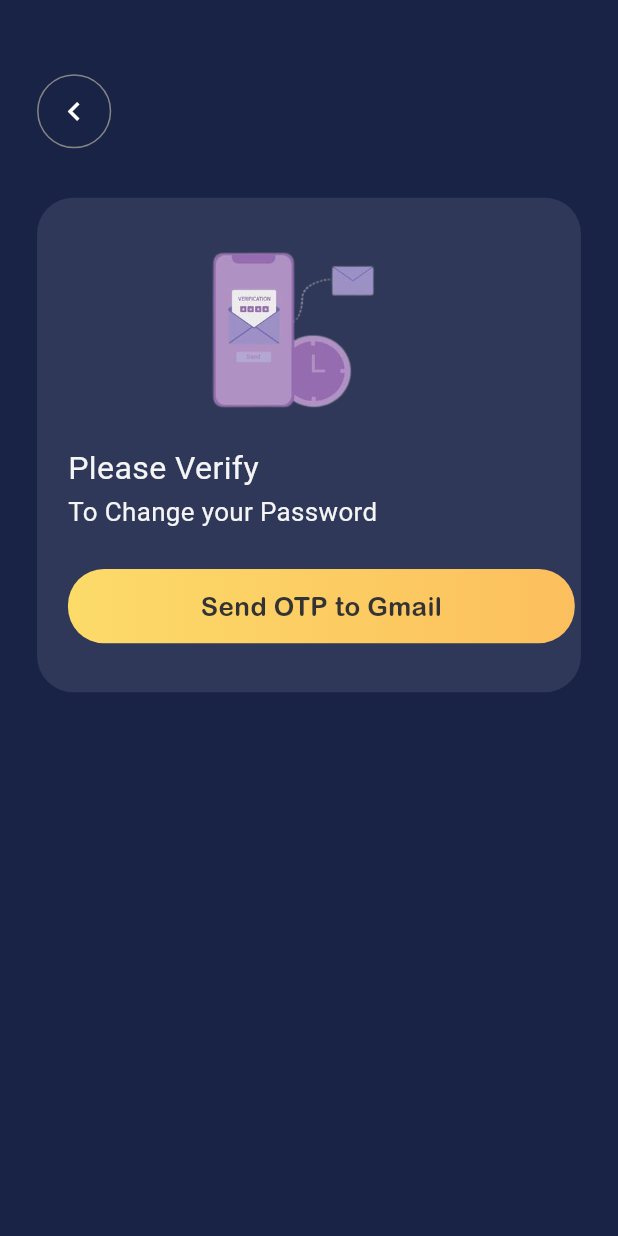
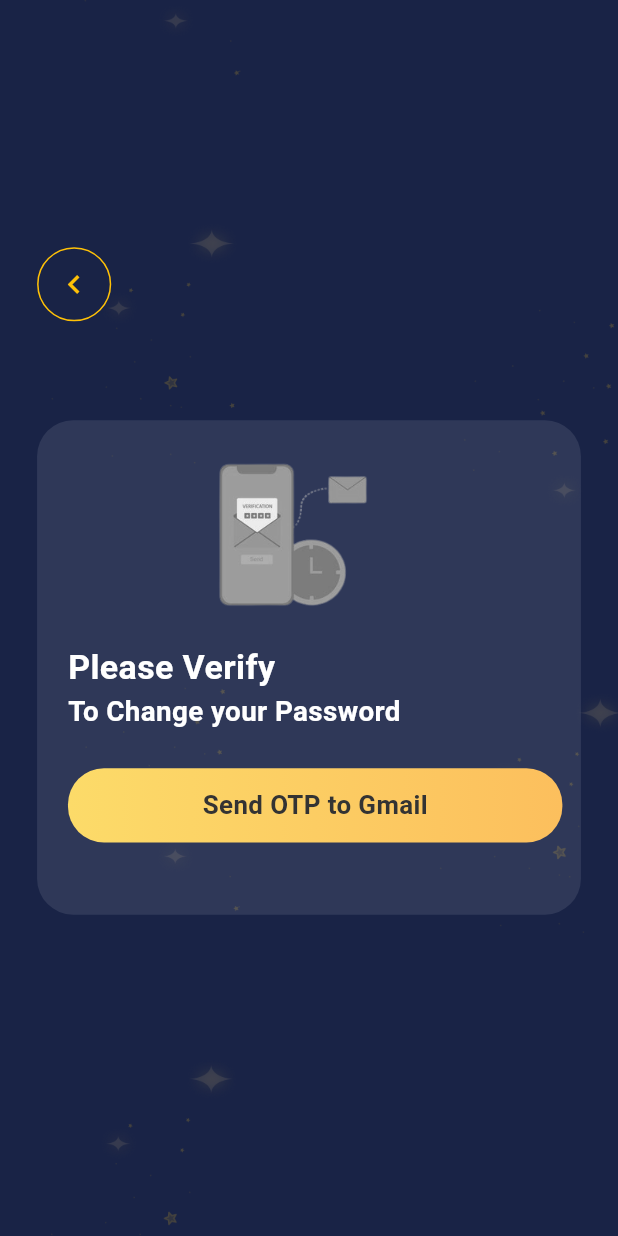
Before and after one commit to Vikranth1831/story_hug, a Flutter app: the VerifyEmail screen opened by its route, on a phone screen of 412 x 824 dp. Run offline on Flutter 3.47's test engine with Material 3 defaults, Android fonts, the phone set to English and light mode, and no system bars; our stand-ins replace connectivity_plus, dio, dotted_border, equatable, firebase_core, firebase_crashlytics and 8 more; accounts and stored records are empty; Roboto replaces fonts that are missing (Arial Rounded MT Bold); project files that could hold a hidden picture were left out.

Commit message:
commit by vikranth 24/11/25 at 11:58 AM

```diff
--- a/lib/app_routes/router.dart
+++ b/lib/app_routes/router.dart
@@ -8,8 +8,10 @@ import 'package:flutter_bloc/flutter_bloc.dart';
 import 'package:go_router/go_router.dart';
 import 'package:story_hug/pages/Passwordchange/passwordchange.dart';
 import 'package:story_hug/pages/Reminder/reminders.dart';
+import 'package:story_hug/pages/SuccesspageClass/successpage.dart';
 import 'package:story_hug/pages/creating_profile_for_kids/entering_fields.dart';
 import 'package:story_hug/pages/creating_profile_for_kids/manage_kids.dart';
+import 'package:story_hug/pages/lets-begin.dart';
 import 'package:story_hug/pages/profile.dart';
 import 'package:story_hug/pages/recording_voice/recording_voice.dart';
 import 'package:story_hug/pages/recording_voice/save_voice.dart';
@@ -64,7 +66,7 @@ final GoRouter appRouter = GoRouter(
       },
     ),
     GoRoute(
-      path: '/verify_email',
+      path: '/verify-email',
       pageBuilder: (context, state) {
         return buildSlideTransitionPage(VerifyEmail(), state);
       },
@@ -160,6 +162,31 @@ final GoRouter appRouter = GoRouter(
         return buildSlideTransitionPage(Passwordchange(), state);
       },
     ),
+    GoRoute(
+      path: '/password-change',
+      pageBuilder: (context, state) {
+        return buildSlideTransitionPage(Passwordchange(), state);
+      },
+    ),
+
+    GoRoute(
+      path: '/lets-begin',
+      pageBuilder: (context, state) {
+        return buildSlideTransitionPage(LetsBegin(), state);
+      },
+    ),
+    GoRoute(
+      path: '/success',
+      pageBuilder: (context, state) {
+        return buildSlideTransitionPage(
+          SuccessPage(
+            titleText: state.extra != null ? (state.extra as Map)['title'] : '',
+            buttonText: state.extra != null ? (state.extra as Map)['button'] : '',
+          ),
+          state,
+        );
+      },
+    ),
 ],
   // errorBuilder: (context, state) {
   //   final err = state.error ?? 'Unknown router error';
--- a/lib/pages/verify_email.dart
+++ b/lib/pages/verify_email.dart
@@ -1,62 +1,83 @@
 import 'package:flutter/material.dart';
+import 'package:story_hug/utils/media_query_helper.dart';
 import 'package:go_router/go_router.dart';
-import 'package:story_hug/utils/media_query_helper.dart';
+
 class VerifyEmail extends StatelessWidget {
   const VerifyEmail({super.key});
 
   @override
   Widget build(BuildContext context) {
+
+
     var w = SizeConfig.screenWidth;
     var h = SizeConfig.screenHeight;
 
     return Scaffold(
-      backgroundColor: const Color(0xFF192346),
-      body: Padding(
+      body: Container(
+        width: double.infinity,
+        height: double.infinity,
+
+        // ⭐ BACKGROUND IMAGE
+        decoration: const BoxDecoration(
+          image: DecorationImage(
+            image: AssetImage("assets/images/bgimage.png"),
+            fit: BoxFit.cover,
+          ),
+        ),
+
+        child: Padding(
           padding: EdgeInsets.symmetric(horizontal: w * 0.06),
           child: Column(
-          crossAxisAlignment: CrossAxisAlignment.start,
             children: [
 
-            SizedBox(height: h * 0.06),
+              SizedBox(height: h * 0.2),
 
-            // 🔵 1 — Circular Icon Button
-            CircleIconButton(
-              icon: Icons.chevron_left,   // OR Icons.chevron_right
+              // 🔵 Back Button
+              Align(
+                alignment: Alignment.centerLeft,
+                child: CircleIconButton(
+                  icon: Icons.chevron_left,
                   w: w,
                 ),
+              ),
 
-            SizedBox(height: h * 0.04),
+              SizedBox(height: h * 0.08),
 
-            // 🔵 2 — Verification Card
-            VerificationCard(w: w, h: h),
-
+              // 🔵 Centered Card
+              Center(
+                child: VerificationCard(w: w, h: h),
+              ),
             ],
+          ),
         ),
       ),
     );
   }
+
   Widget CircleIconButton({required IconData icon, required double w}) {
     return Container(
-      width: w * 0.12,     // 48
+      width: w * 0.12,
       height: w * 0.12,
       decoration: BoxDecoration(
         borderRadius: BorderRadius.circular(32),
         border: Border.all(
-          color: const Color(0xFF848484),
+          color:  Colors.amber,
           width: 1,
         ),
       ),
       child: Center(
         child: Icon(
           icon,
-          color: Colors.white,
-          size: w * 0.06,   // same as 24px
+          color: Colors.amber,
+          size: w * 0.06,
         ),
       ),
     );
   }
+}
 
-}
+// ---------------------------------------------------------
+
 class VerificationCard extends StatelessWidget {
   final double w, h;
   const VerificationCard({super.key, required this.w, required this.h});
@@ -64,66 +85,65 @@ class VerificationCard extends StatelessWidget {
   @override
   Widget build(BuildContext context) {
     return Container(
-      width: w,
+      width: w * 0.90,
       height: h * 0.40,
+
+      // CARD STYLE
       decoration: BoxDecoration(
         color: const Color(0x19F7F9FE),
         borderRadius: BorderRadius.circular(24),
       ),
+
       child: Stack(
         children: [
 
-          // TOP IMAGE (from assets)
+          // ⭐ TOP IMAGE
           Positioned(
             left: w * 0.26,
-            top: h * 0.025,
+            top: h * 0.02,
             child: Image.asset(
-              "assets/images/verify.png",   // <-- your asset image
+              "assets/images/verify.png",
               width: w * 0.30,
-              height: h * 0.18,
+              height: h * 0.16,
+
               fit: BoxFit.cover,
             ),
           ),
 
-          // TEXT + BUTTON
+          // ⭐ TEXT + BUTTON
           Positioned(
             left: w * 0.05,
-            top: h * 0.20,
+            top: h * 0.18,
             child: SizedBox(
-              width: w * 0.82,
+              width: w * 0.80,
               child: Column(
                 crossAxisAlignment: CrossAxisAlignment.start,
                 children: [
 
-                  // TEXTS
-                  Text.rich(
-                    TextSpan(
-                      children: [
-                        TextSpan(
-                          text: 'Please Verify\n',
+                  // FULL BOLD TEXT
+                  Text(
+                    "Please Verify",
                     style: TextStyle(
-                            color: const Color(0xFFF5F5F5),
-                            fontSize: w * 0.052,
+                      color: Colors.white,
+                      fontSize: w * 0.055,
+                      fontWeight: FontWeight.bold,
                       fontFamily: 'Arial Rounded MT Bold',
-                            height: 1.5,
                     ),
                   ),
-                        TextSpan(
-                          text: 'To Change your Password',
+
+                  Text(
+                    "To Change your Password",
                     style: TextStyle(
-                            color: const Color(0xFFF5F5F5),
-                            fontSize: w * 0.042,
+                      color: Colors.white,
+                      fontSize: w * 0.045,
+                      fontWeight: FontWeight.bold,
                       fontFamily: 'Arial Rounded MT Bold',
-                            height: 1.5,
-                          ),
-                        ),
-                      ],
                     ),
                   ),
 
                   SizedBox(height: h * 0.03),
 
-                  // GRADIENT BUTTON
+                  // BUTTON
                   Container(
                     width: double.infinity,
                     height: h * 0.06,
@@ -142,7 +162,8 @@ class VerificationCard extends StatelessWidget {
                         style: TextStyle(
                           color: const Color(0xFF333333),
                           fontSize: w * 0.042,
-                          fontFamily: 'Arial',
+                          fontWeight: FontWeight.bold,     // ★ bold added
+                          fontFamily: 'Arial Rounded MT Bold',
                         ),
                       ),
                     ),
```
Also changed, not shown: lib/pages/Passwordchange/passwordchange.dart (+66 -47 lines), lib/pages/SuccesspageClass/successpage.dart (added, +121 -0 lines), lib/pages/lets-begin.dart (added, +83 -0 lines), assets/images/Check.png (added), assets/images/geminiimage.png (added), assets/images/iconsimage.png (added), assets/images/verify.png. Lines whose indentation alone changed are shown as unchanged.
